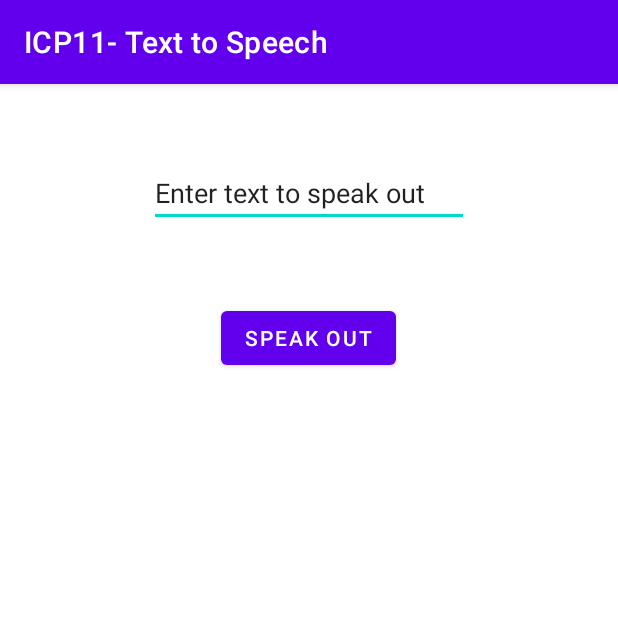
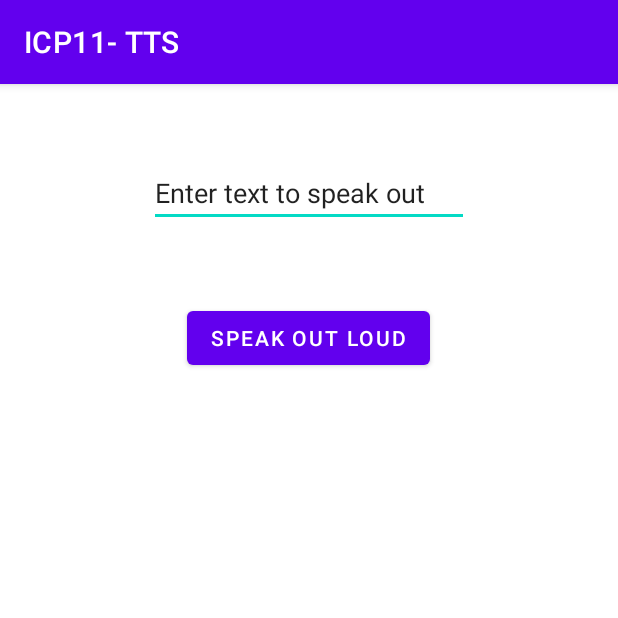
Before and after one commit to Rajendraganji/WebCourse2022, an Android app: the screen it shows after launch (MainActivity), on a phone screen of 412 x 824 dp, the top half of it. Run offline under Robolectric (Android 15) with nearby library versions, the phone set to English and light mode, and no system bars.

Commit message:
uploading code

```diff
--- a/WebPart/ICP11/app/src/main/java/com/example/icp11/MainActivity.java
+++ b/WebPart/ICP11/app/src/main/java/com/example/icp11/MainActivity.java
@@ -36,7 +36,7 @@ public class MainActivity extends AppCompatActivity {
                         if(status==TextToSpeech.SUCCESS){
                             int result =textToSpeech.setLanguage(Locale.ENGLISH);
                         if(result==TextToSpeech.LANG_NOT_SUPPORTED || result == TextToSpeech.LANG_MISSING_DATA){
-                            Log.e("message","language is not supported");
+                            Log.e("message","language not supported");
                         }
                         else{
                             textToSpeech.speak(String.valueOf(editText.getText()),TextToSpeech.QUEUE_ADD, null);
@@ -44,7 +44,7 @@ public class MainActivity extends AppCompatActivity {
 
                         }
                         else{
-                            Log.e("message","TT's are not supporting");
+                            Log.e("message","TT's not supporting");
                         }
                     }
                 });
--- a/WebPart/ICP11/app/src/main/res/layout/activity_main.xml
+++ b/WebPart/ICP11/app/src/main/res/layout/activity_main.xml
@@ -13,7 +13,7 @@
         android:layout_width="wrap_content"
         android:layout_height="wrap_content"
         android:layout_centerHorizontal="true"
-        android:text="Speak Out"
+        android:text="Speak out loud"
         android:layout_below="@+id/editText"
         android:layout_marginTop="50dp"
         tools:ignore="MissingConstraints"
@@ -27,7 +27,6 @@
         android:ems="10"
         android:inputType="textPersonName"
         android:text="Enter text to speak out"
-        android:layout_below="@+id/textView2"
         android:layout_marginTop="50dp"
         tools:ignore="MissingConstraints"
          />
--- a/WebPart/ICP11/app/src/main/res/values/strings.xml
+++ b/WebPart/ICP11/app/src/main/res/values/strings.xml
@@ -1,3 +1,3 @@
 <resources>
-    <string name="app_name">ICP11- Text to Speech</string>
+    <string name="app_name">ICP11- TTS</string>
 </resources>
```
Also changed, not shown: 1 other file.
